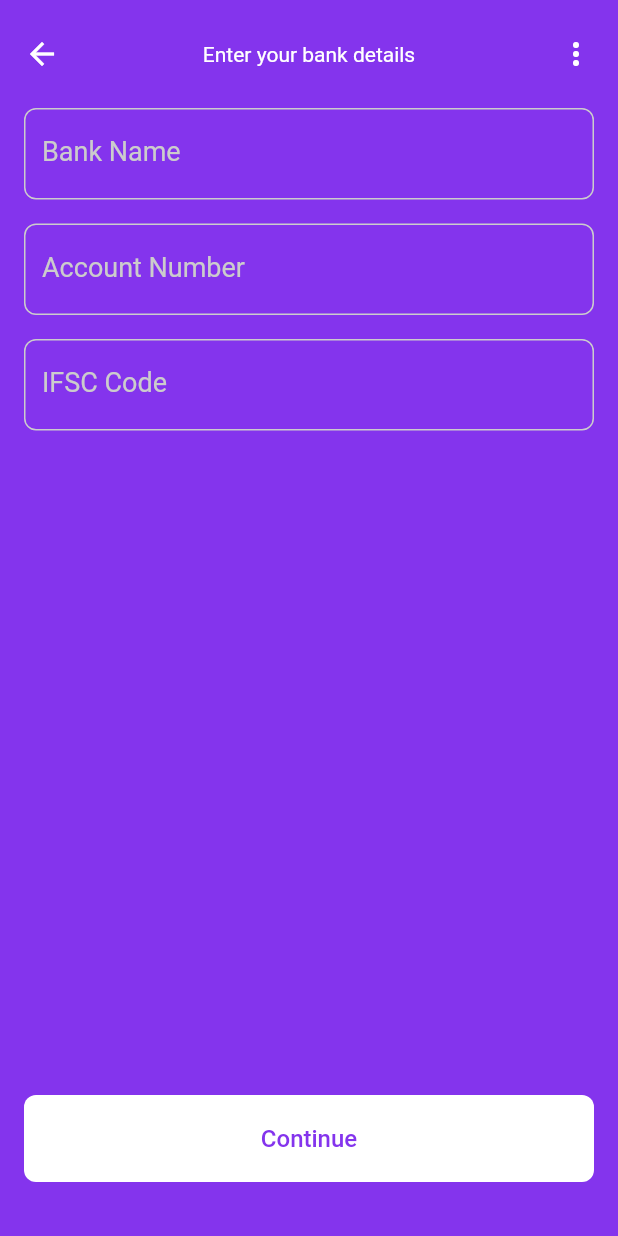
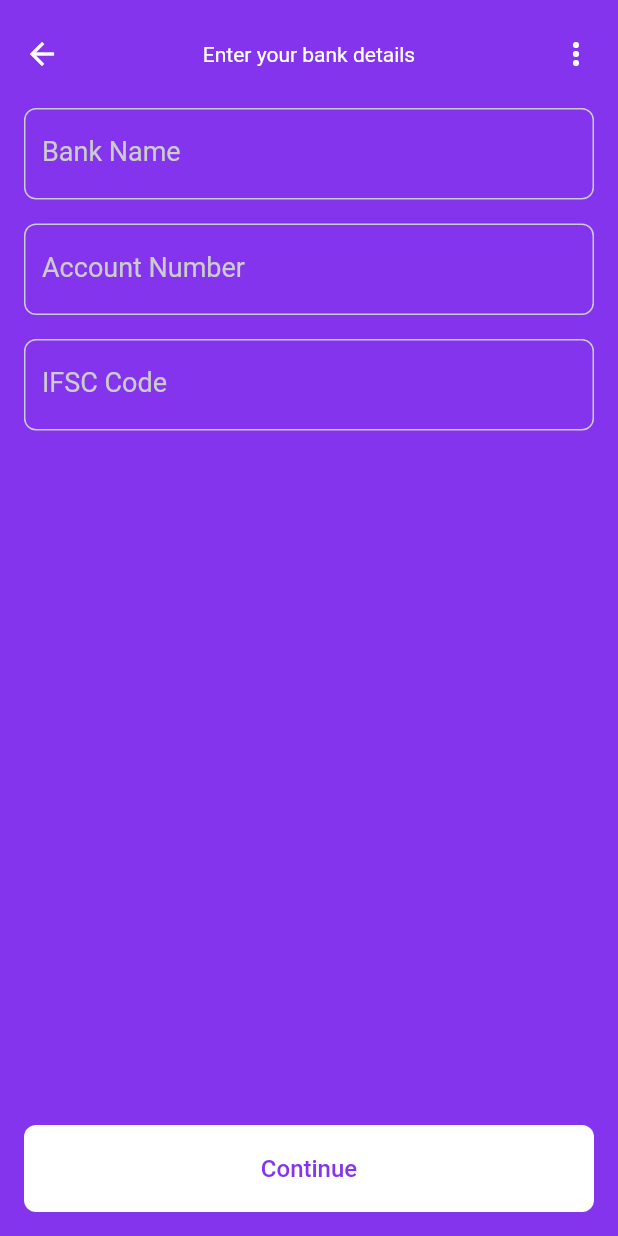
Before and after one commit to singhpratham72/tua, a Flutter app: the SenderBankDetailsScreen screen opened directly, on a phone screen of 412 x 824 dp. Run offline on Flutter 3.47's test engine with Material 2 defaults, Android fonts, the phone set to English and light mode, and no system bars; our stand-ins replace dio, flutter_bloc, google_fonts; missing offline and left inert: animation_wrappers; Roboto replaces fonts that are missing (Ubuntu); statements that could not run were skipped.

Commit message:
Responsiveness fix

```diff
--- a/lib/screens/amount_screen.dart
+++ b/lib/screens/amount_screen.dart
@@ -31,7 +31,6 @@ class _AmountScreenState extends State<AmountScreen> {
   }
 
   void _submitAmount() async {
-
     if (!error) {
       int amount = int.parse(_amountController.value.text.replaceAll(',', ''));
       FocusManager.instance.primaryFocus?.unfocus();
@@ -53,7 +52,8 @@ class _AmountScreenState extends State<AmountScreen> {
 
   @override
   Widget build(BuildContext context) {
-    double height = MediaQuery.of(context).size.height;
+    double height = MediaQuery.of(context).size.height -
+        MediaQuery.of(context).viewPadding.top;
     return Scaffold(
       body: SafeArea(
         child: Padding(
--- a/lib/screens/beneficiary_details_screen.dart
+++ b/lib/screens/beneficiary_details_screen.dart
@@ -92,7 +92,8 @@ class _BeneficaryDetailsScreenState extends State<BeneficaryDetailsScreen> {
 
   @override
   Widget build(BuildContext context) {
-    double height = MediaQuery.of(context).size.height - 20.0;
+    double height = MediaQuery.of(context).size.height -
+        MediaQuery.of(context).viewPadding.top;
     return Scaffold(
       body: SafeArea(
         child: SingleChildScrollView(
--- a/lib/screens/sender_bank_details_screen.dart
+++ b/lib/screens/sender_bank_details_screen.dart
@@ -81,7 +81,8 @@ class _SenderBankDetailsScreenState extends State<SenderBankDetailsScreen> {
 
   @override
   Widget build(BuildContext context) {
-    double height = MediaQuery.of(context).size.height - 20.0;
+    double height = MediaQuery.of(context).size.height -
+        MediaQuery.of(context).viewPadding.top;
     return Scaffold(
       body: SafeArea(
         child: SingleChildScrollView(
--- a/lib/screens/sender_details_screen.dart
+++ b/lib/screens/sender_details_screen.dart
@@ -94,7 +94,8 @@ class _SenderDetailsScreenState extends State<SenderDetailsScreen> {
 
   @override
   Widget build(BuildContext context) {
-    double height = MediaQuery.of(context).size.height - 20.0;
+    double height = MediaQuery.of(context).size.height -
+        MediaQuery.of(context).viewPadding.top;
     return Scaffold(
       body: SafeArea(
         child: SingleChildScrollView(
```
